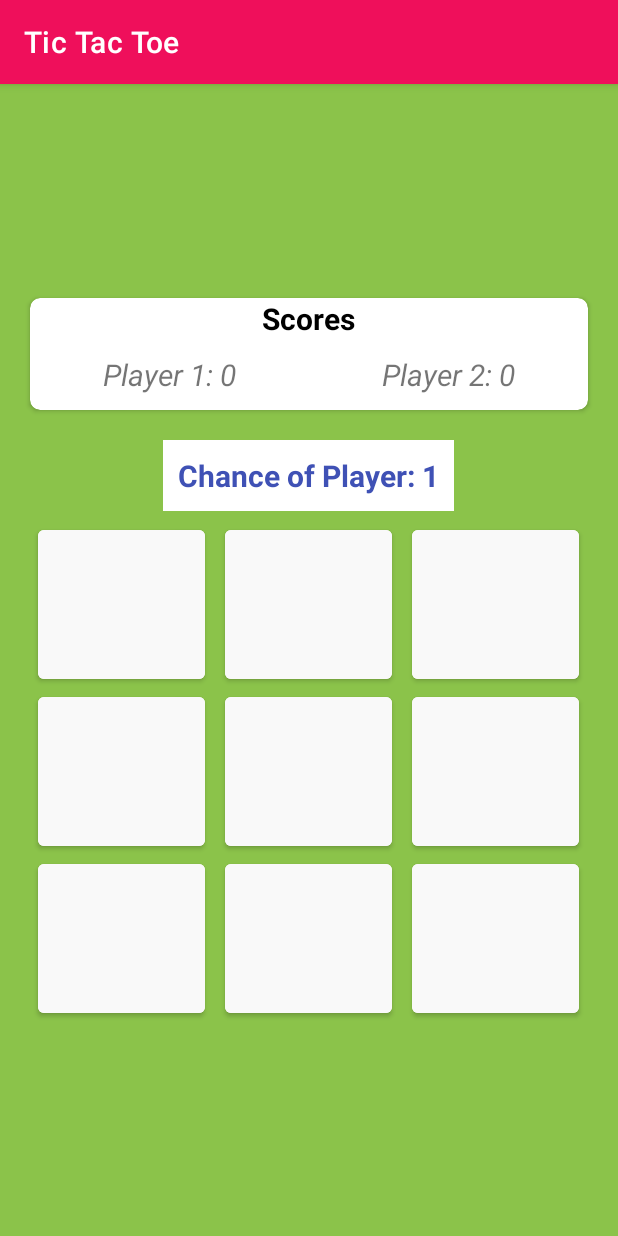
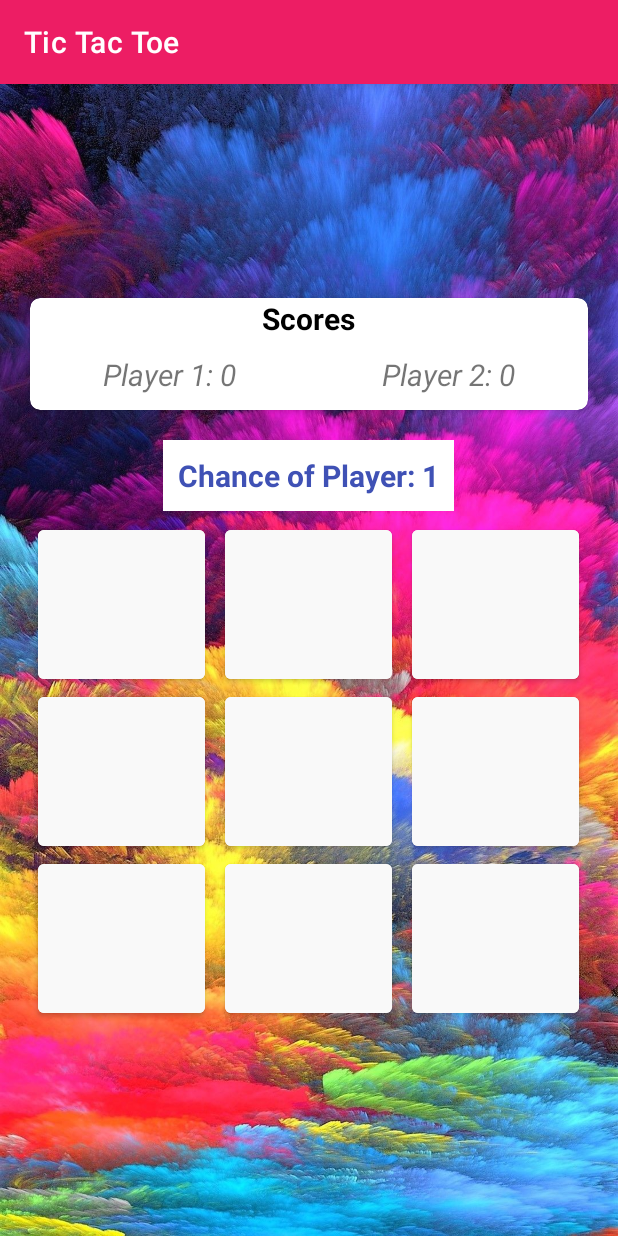
Before and after one commit to saurabhpandey9/Tic-tac-toe-Using-Kotlin, an Android app: the screen it shows after launch (MainActivity), on a phone screen of 412 x 824 dp. Run offline under Robolectric (Android 15) with nearby library versions, the phone set to English and light mode, and no system bars.

Commit message:
background updated

```diff
--- a/app/src/main/res/layout/activity_main.xml
+++ b/app/src/main/res/layout/activity_main.xml
@@ -4,7 +4,7 @@
     xmlns:tools="http://schemas.android.com/tools"
     android:layout_width="match_parent"
     android:layout_height="match_parent"
-    android:background="@color/bg_color"
+    android:background="@drawable/background2"
     android:orientation="vertical"
     android:gravity="center"
     tools:context=".MainActivity">
--- a/app/src/main/res/values/colors.xml
+++ b/app/src/main/res/values/colors.xml
@@ -1,7 +1,7 @@
 <?xml version="1.0" encoding="utf-8"?>
 <resources>
     <color name="purple_200">#FFBB86FC</color>
-    <color name="purple_500">#EF0F5B</color>
+    <color name="purple_500">#ED1D64</color>
     <color name="purple_700">#db3236</color>
     <color name="teal_200">#FF03DAC5</color>
     <color name="teal_700">#FF018786</color>
```
Also changed, not shown: app/src/main/java/com/developerdesk9/tictactoe/MainActivity.kt (+7 -12 lines), app/src/main/res/drawable/background.jpg, app/src/main/res/drawable/background2.jpg (added).
